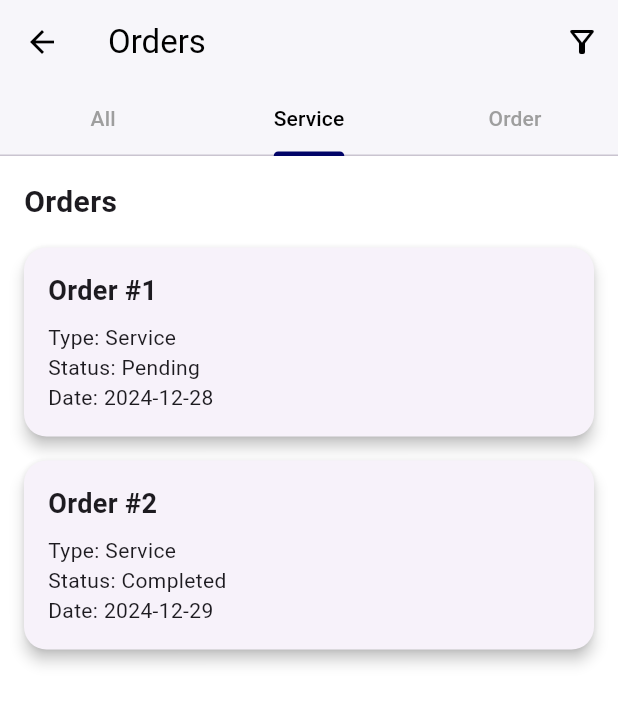
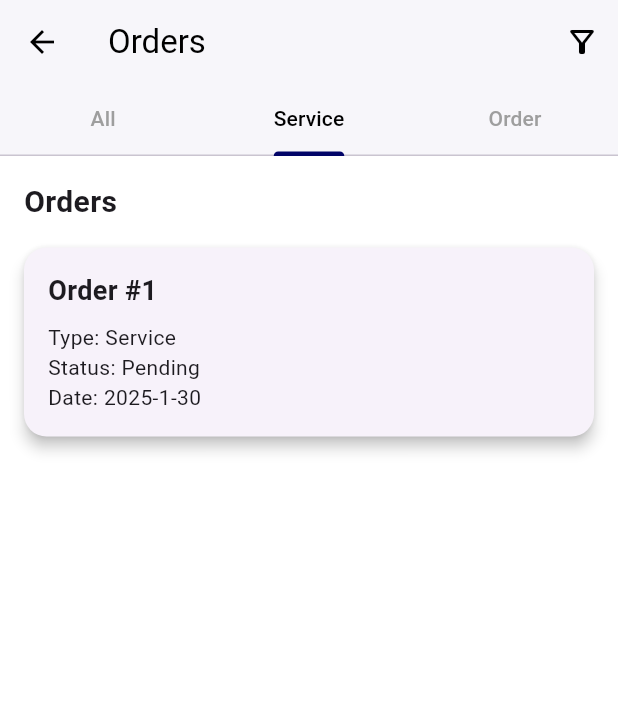
Before and after one commit to ahmadsaad2/sayyarti_project, a Flutter app: the OrdersPage screen opened directly, tab 2 chosen, on a phone screen of 412 x 824 dp. Shown: the top 704 px of the screen. Run offline on Flutter 3.47's test engine with Material 3 defaults, Android fonts, the phone set to English and light mode, and no system bars; our stand-ins replace cached_network_image, cloud_firestore, dropdown_search, firebase_core, firebase_messaging, fl_chart and 14 more; accounts and stored records are empty; network calls fail; project files that could hold a hidden picture were left out.

Commit message:
inshallah last commit

```diff
--- a/front/lib/Screens/home/basket/orderpage.dart
+++ b/front/lib/Screens/home/basket/orderpage.dart
@@ -89,15 +89,15 @@ class _OrdersPageState extends State<OrdersPage>
       'title': 'Order #1',
       'type': 'Service',
       'status': 'Pending',
-      'date': '2024-12-28',
-      'customerName': 'Ahmad',
-      'phoneNumber': '2323',
-      'problemDetails': 'Oil leakage detected.',
+      'date': '2025-1-30',
+      'customerName': 'ahmad saad ',
+      'phoneNumber': '0595822120',
+      'problemDetails': 'check engine light',
       'preferredTime': '9-10',
       'method': 'Pickup',
-      'problemImageOrVideo': 'Not attached',
-      'carLicense': '123-XYZ',
-      'garageName': 'ABC Garage',
+      'problemImageOrVideo': 'attached',
+      'carLicense': 'attached',
+      'garageName': 'fathi',
       'trackingSteps': [
         {
           'step': 'Waiting for approval of the request',
@@ -105,61 +105,33 @@ class _OrdersPageState extends State<OrdersPage>
         },
         {
           'step': 'Waiting for receipt',
-          'isCompleted': true,
+          'isCompleted': false,
         },
       ],
     },
     {
       'title': 'Order #2',
-      'type': 'Service',
-      'status': 'Completed',
-      'date': '2024-12-29',
-      'customerName': 'Sara',
-      'phoneNumber': '3456',
-      'problemDetails': 'Tire replacement.',
-      'preferredTime': '10-11',
-      'method': 'Drop-off',
-      'problemImageOrVideo': 'Not attached',
-      'carLicense': '456-ABC',
-      'garageName': 'XYZ Garage',
-      'trackingSteps': [
-        {
-          'step': 'Order received',
-          'isCompleted': true,
-        },
-        {
-          'step': 'Processing the order',
-          'isCompleted': true,
-        },
-        {
-          'step': 'Order completed',
-          'isCompleted': true,
-        },
-      ],
-    },
-    {
-      'title': 'Order #3',
       'type': 'AssistanceRequest',
       'status': 'Pending',
       'userId': 1,
       'serviceType': 'Towing',
-      'requestDate': '2024-12-28T10:00:00Z',
-      'vehicleMakeModel': 'Toyota Camry',
+      'requestDate': '2025-29-01T10:00:00Z',
+      'vehicleMakeModel': 'Toyota',
       'vehicleType': 'Car',
-      'licensePlate': '123-XYZ',
+      'licensePlate': '123-d',
       'vehicleCondition': 'Non-drivable',
-      'currentLocationAddress': '123 Main St, Nablus',
-      'nearestLandmark': 'Near City Center',
+      'currentLocationAddress': 'Nablus',
+      'nearestLandmark': ' city center',
       'latitude': 32.2211,
       'longitude': 35.2544,
-      'customerName': 'Ahmad',
-      'phoneNumber': '0591234567',
-      'alternativeContact': '0597654321',
+      'customerName': 'ahmad',
+      'phoneNumber': '0595822120',
+      'alternativeContact': '0595822120',
       'towingType': 'Flatbed Tow',
       'preferredDropOffPoint': 'Repair Shop',
     },
     {
-      'title': 'Order #4',
+      'title': 'Order #3',
       'type': 'Order',
       'status': 'Completed',
       'offers': [
--- a/front/lib/Screens/home/home.dart
+++ b/front/lib/Screens/home/home.dart
@@ -1263,12 +1263,12 @@ void _showSparePartSelectionDialog(
                     context,
                     MaterialPageRoute(
                       builder: (context) =>
-                          const WorkshopPage(workshopType: 'New Spare Parts'),
+                          const WorkshopPage(workshopType: 'Used Spare Parts'),
                     ),
                   );
                 },
                 child: _buildServiceOption(
-                    'New Spare Parts', 'assets/images/5.jpg'),
+                    'Used Spare Parts', 'assets/images/5.jpg'),
               ),
               GestureDetector(
                 onTap: () {
@@ -1276,7 +1276,7 @@ void _showSparePartSelectionDialog(
                     context,
                     MaterialPageRoute(
                       builder: (context) =>
-                          const WorkshopPage(workshopType: 'Used Spare Parts'),
+                          const WorkshopPage(workshopType: 'New Spare Parts'),
                     ),
                   );
                 },
```
Also changed, not shown: front/lib/Screens/home/account/mycar.dart (+61 -8 lines), 2 other files.
